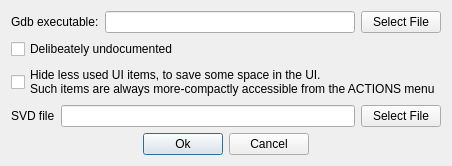
Qt form settings-dialog.ui (stoyan-shopov/turbo) before a commit.
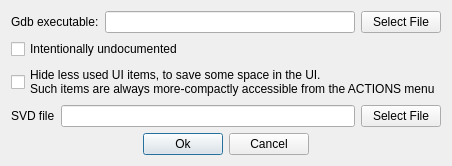
The same form after that commit.

Diff of the .ui file:
```diff
--- a/settings-dialog.ui
+++ b/settings-dialog.ui
@@ -38,7 +38,7 @@
    <item>
     <widget class="QCheckBox" name="checkBoxenableNativeDebugging">
      <property name="text">
-      <string>Delibeately undocumented</string>
+      <string>Intentionally undocumented</string>
      </property>
     </widget>
    </item>
```
